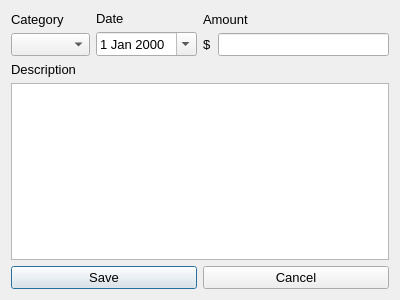
First picture: the form in transactionwindow.ui, repository Fjdklsajf/Transaction-Tracker, before the edit.
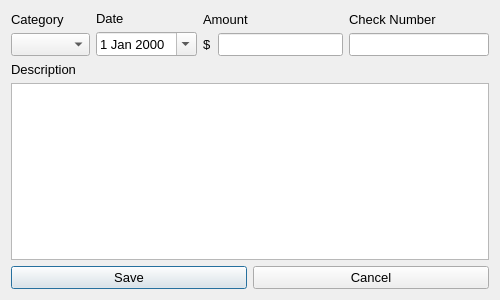
Second picture: the form after the edit.

What changed in the file:
```diff
--- a/transactionwindow.ui
+++ b/transactionwindow.ui
@@ -6,7 +6,7 @@
    <rect>
     <x>0</x>
     <y>0</y>
-    <width>400</width>
+    <width>500</width>
     <height>300</height>
    </rect>
   </property>
@@ -19,9 +19,9 @@
   <property name="windowTitle">
    <string>Dialog</string>
   </property>
-  <layout class="QVBoxLayout" name="verticalLayout_5">
+  <layout class="QVBoxLayout" name="verticalLayout_6">
    <item>
-    <layout class="QVBoxLayout" name="verticalLayout_4">
+    <layout class="QVBoxLayout" name="verticalLayout_5">
      <item>
       <layout class="QHBoxLayout" name="horizontalLayout_2">
        <item>
@@ -125,6 +125,33 @@
          </item>
         </layout>
        </item>
+       <item>
+        <layout class="QVBoxLayout" name="verticalLayout_4">
+         <item>
+          <widget class="QLabel" name="label_6">
+           <property name="font">
+            <font>
+             <family>Arial</family>
+             <pointsize>10</pointsize>
+            </font>
+           </property>
+           <property name="text">
+            <string>Check Number</string>
+           </property>
+          </widget>
+         </item>
+         <item>
+          <widget class="QLineEdit" name="checkNum">
+           <property name="font">
+            <font>
+             <family>Arial</family>
+             <pointsize>10</pointsize>
+            </font>
+           </property>
+          </widget>
+         </item>
+        </layout>
+       </item>
       </layout>
      </item>
      <item>
```
